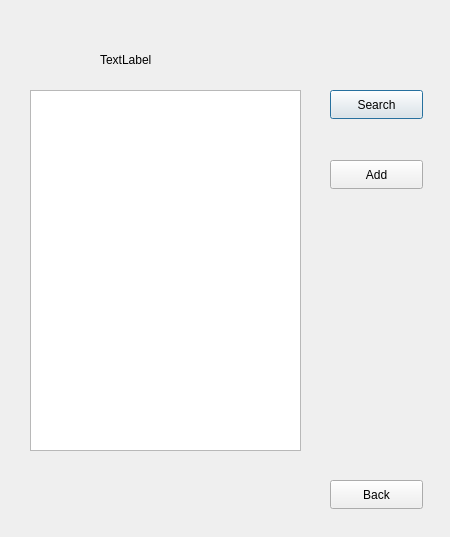
Qt form displaycollection.ui (CS180-spring/cs180-21-wooohooo) before a commit.
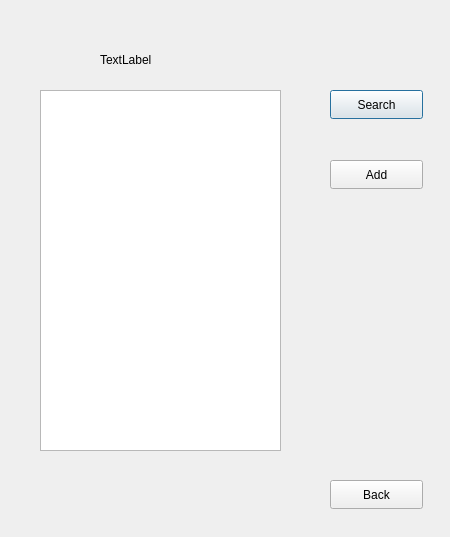
The same form after that commit.

The edit to the form file:
```diff
--- a/displaycollection.ui
+++ b/displaycollection.ui
@@ -26,16 +26,6 @@
     <string>TextLabel</string>
    </property>
   </widget>
-  <widget class="QListWidget" name="listWidget">
-   <property name="geometry">
-    <rect>
-     <x>30</x>
-     <y>90</y>
-     <width>271</width>
-     <height>361</height>
-    </rect>
-   </property>
-  </widget>
   <widget class="QPushButton" name="search">
    <property name="geometry">
     <rect>
@@ -75,6 +65,16 @@
     <string>Back</string>
    </property>
   </widget>
+  <widget class="QPlainTextEdit" name="plainTextEdit">
+   <property name="geometry">
+    <rect>
+     <x>40</x>
+     <y>90</y>
+     <width>241</width>
+     <height>361</height>
+    </rect>
+   </property>
+  </widget>
  </widget>
  <resources/>
  <connections/>
```
